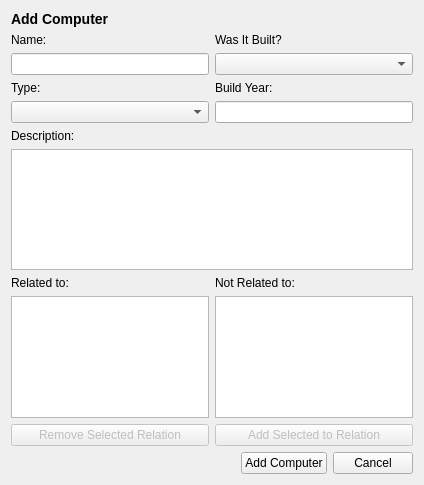
This is vika3/ui/addcomputer.ui in hlynurstef/Verklegt-namskeid-1-vika-3 as Qt 5 draws it before an edit. The edited form follows.
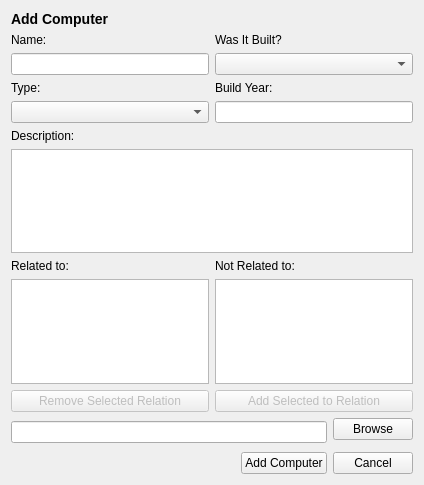
This is the edited form. Icons and pictures are not drawn.

Commit message: image in computer

```diff
--- a/vika3/ui/addcomputer.ui
+++ b/vika3/ui/addcomputer.ui
@@ -17,15 +17,15 @@
    <iconset resource="resources.qrc">
     <normaloff>:/icons/Images/add_comp.png</normaloff>:/icons/Images/add_comp.png</iconset>
   </property>
-  <layout class="QVBoxLayout" name="verticalLayout_6">
-   <item>
+  <layout class="QGridLayout" name="gridLayout">
+   <item row="0" column="0">
     <widget class="QLabel" name="label_add_computer">
      <property name="text">
       <string>&lt;html&gt;&lt;head/&gt;&lt;body&gt;&lt;p&gt;&lt;span style=&quot; font-size:large; font-weight:600;&quot;&gt;Add Computer&lt;/span&gt;&lt;/p&gt;&lt;/body&gt;&lt;/html&gt;</string>
      </property>
     </widget>
    </item>
-   <item>
+   <item row="1" column="0" colspan="2">
     <layout class="QHBoxLayout" name="horizontalLayout_8">
      <item>
       <layout class="QVBoxLayout" name="verticalLayout_2">
@@ -121,7 +121,7 @@
      </item>
     </layout>
    </item>
-   <item>
+   <item row="2" column="0" colspan="2">
     <layout class="QVBoxLayout" name="verticalLayout_3">
      <item>
       <layout class="QHBoxLayout" name="horizontalLayout_5">
@@ -146,7 +146,7 @@
      </item>
     </layout>
    </item>
-   <item>
+   <item row="3" column="0" colspan="2">
     <layout class="QHBoxLayout" name="horizontalLayout_7">
      <item>
       <layout class="QVBoxLayout" name="verticalLayout_5">
@@ -198,7 +198,10 @@
      </item>
     </layout>
    </item>
-   <item>
+   <item row="4" column="0" rowspan="2">
+    <widget class="QLineEdit" name="lineEdit_image"/>
+   </item>
+   <item row="6" column="0" colspan="2">
     <layout class="QHBoxLayout" name="horizontalLayout_6">
      <item>
       <spacer name="horizontalSpacer">
@@ -229,6 +232,13 @@
      </item>
     </layout>
    </item>
+   <item row="4" column="1">
+    <widget class="QPushButton" name="pushButton_image">
+     <property name="text">
+      <string>Browse</string>
+     </property>
+    </widget>
+   </item>
   </layout>
  </widget>
  <tabstops>
```
The commit also changes 13 other files.
